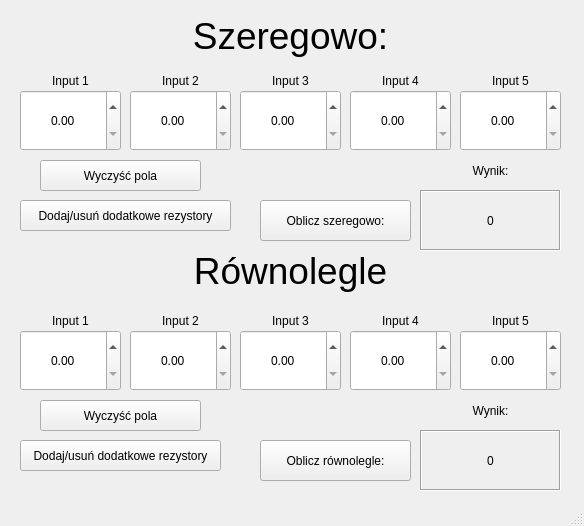
Old version of the form mainwindow.ui in the repository 261995/Kalkulator-rezystancji-GUI2.
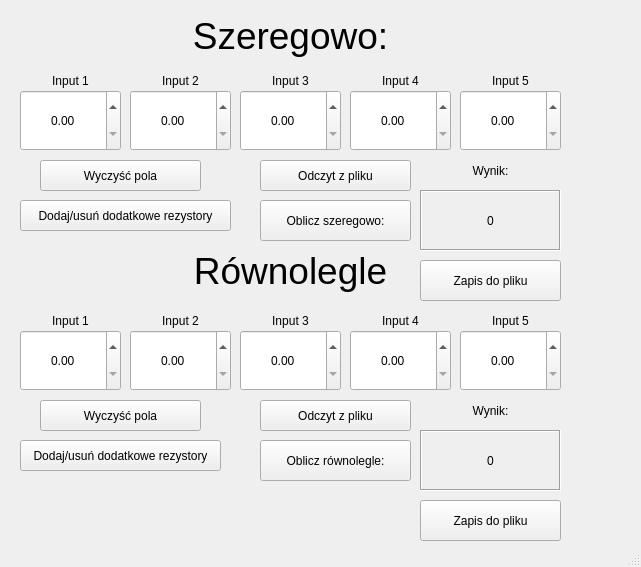
New version of the form.

```diff
--- a/mainwindow.ui
+++ b/mainwindow.ui
@@ -6,8 +6,8 @@
    <rect>
     <x>0</x>
     <y>0</y>
-    <width>584</width>
-    <height>526</height>
+    <width>641</width>
+    <height>567</height>
    </rect>
   </property>
   <property name="windowTitle">
@@ -538,6 +538,58 @@
      <set>Qt::AlignCenter</set>
     </property>
    </widget>
+   <widget class="QPushButton" name="Write1">
+    <property name="geometry">
+     <rect>
+      <x>420</x>
+      <y>260</y>
+      <width>141</width>
+      <height>41</height>
+     </rect>
+    </property>
+    <property name="text">
+     <string>Zapis do pliku</string>
+    </property>
+   </widget>
+   <widget class="QPushButton" name="Write2">
+    <property name="geometry">
+     <rect>
+      <x>420</x>
+      <y>500</y>
+      <width>141</width>
+      <height>41</height>
+     </rect>
+    </property>
+    <property name="text">
+     <string>Zapis do pliku</string>
+    </property>
+   </widget>
+   <widget class="QPushButton" name="Read1">
+    <property name="geometry">
+     <rect>
+      <x>260</x>
+      <y>160</y>
+      <width>151</width>
+      <height>31</height>
+     </rect>
+    </property>
+    <property name="text">
+     <string>Odczyt z pliku</string>
+    </property>
+   </widget>
+   <widget class="QPushButton" name="Read1_2">
+    <property name="geometry">
+     <rect>
+      <x>260</x>
+      <y>400</y>
+      <width>151</width>
+      <height>31</height>
+     </rect>
+    </property>
+    <property name="text">
+     <string>Odczyt z pliku</string>
+    </property>
+   </widget>
   </widget>
   <widget class="QStatusBar" name="statusbar"/>
  </widget>
```
